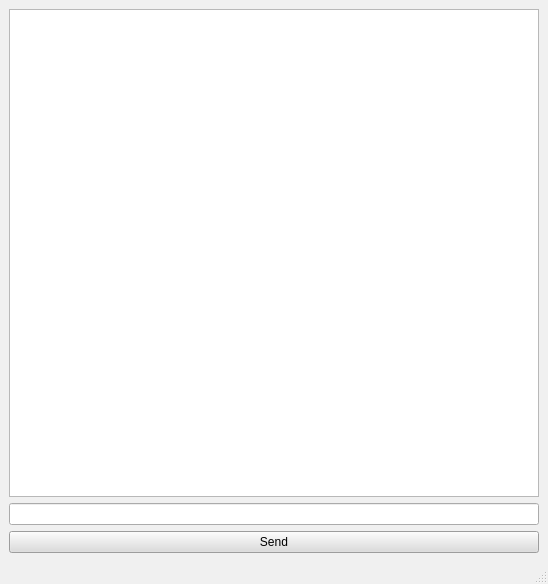
This is mainwindow.ui in KatarzynaDudziak/tcp-chat as Qt 5 draws it before an edit. The edited form follows.
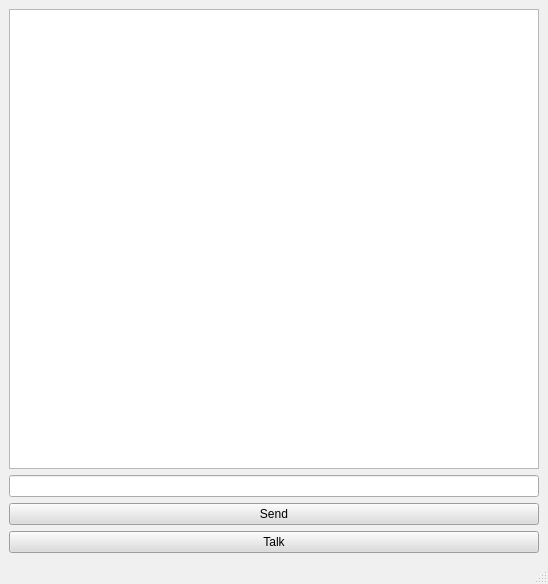
This is the edited form.

Commit message: Added speech recognition feature

The edit to the form file:
```diff
--- a/mainwindow.ui
+++ b/mainwindow.ui
@@ -911,6 +911,13 @@
       </property>
      </widget>
     </item>
+    <item>
+     <widget class="QPushButton" name="pushButton">
+      <property name="text">
+       <string>Talk</string>
+      </property>
+     </widget>
+    </item>
    </layout>
   </widget>
   <widget class="QMenuBar" name="menubar">
```
The commit also changes 1 other file.
